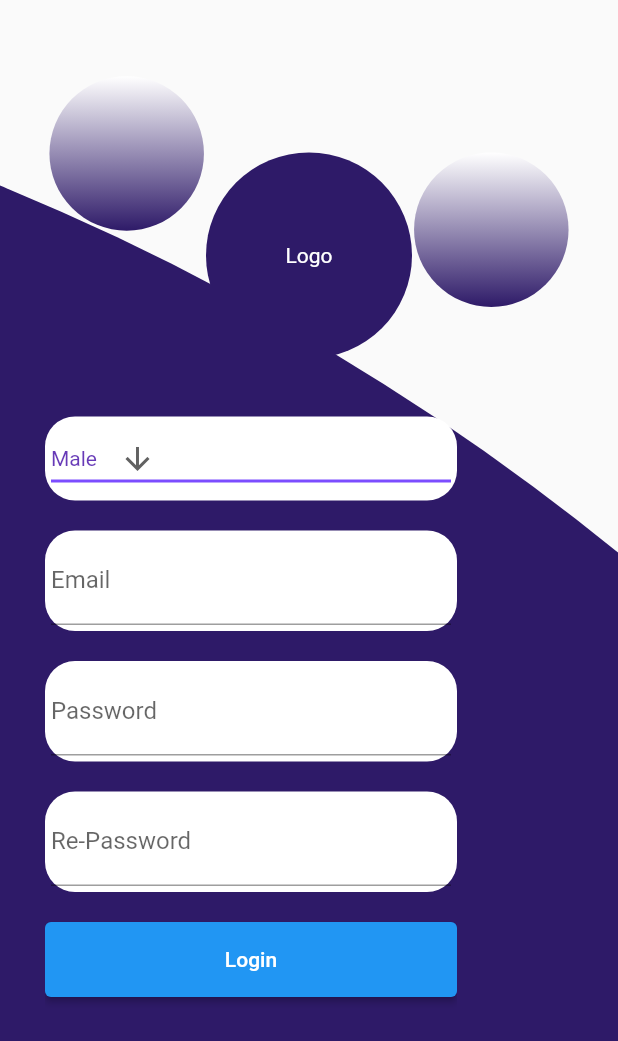
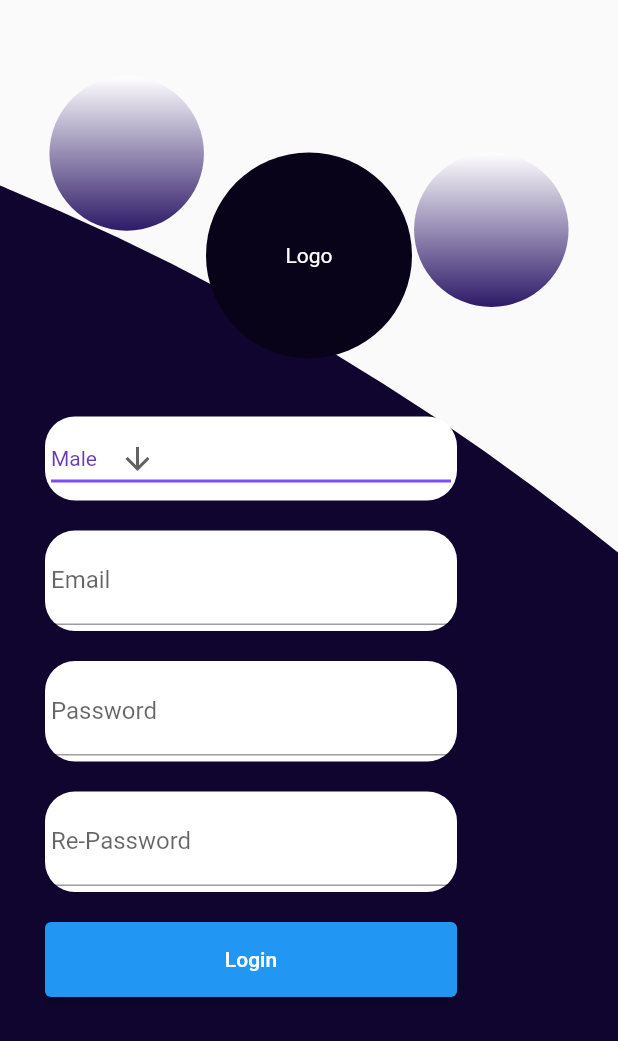
Before and after one commit to msasankaweerarathna/E-SR-Manager-For-Schools, a Flutter app: the RegisterPage screen opened directly, scrolled down 424 dp, on a phone screen of 412 x 824 dp. Shown: the top 1041 px of the screen. Run offline on Flutter 3.47's test engine with Material 2 defaults, Android fonts, the phone set to English and light mode, and no system bars; our stand-ins replace syncfusion_flutter_calendar, syncfusion_flutter_charts.

Commit message:
UI Change on signup_page

```diff
--- a/lib/screens/auth/signup_page.dart
+++ b/lib/screens/auth/signup_page.dart
@@ -53,7 +53,7 @@ class _RegisterPageState extends State<RegisterPage> {
                 height: (MediaQuery.of(context).size.height * 4),
                 decoration: const BoxDecoration(
                   shape: BoxShape.circle,
-                  color: Color(0xFF2E1A68),
+                  color: Color.fromARGB(255, 15, 5, 46),
                 ),
               ),
             ),
@@ -66,7 +66,7 @@ class _RegisterPageState extends State<RegisterPage> {
                 alignment: Alignment.center,
                 decoration: const BoxDecoration(
                   shape: BoxShape.circle,
-                  color: Color(0xFF2E1A68),
+                  color: Color.fromRGBO(9, 3, 26, 1),
                 ),
                 child: const Text(
                   'Logo',
```
